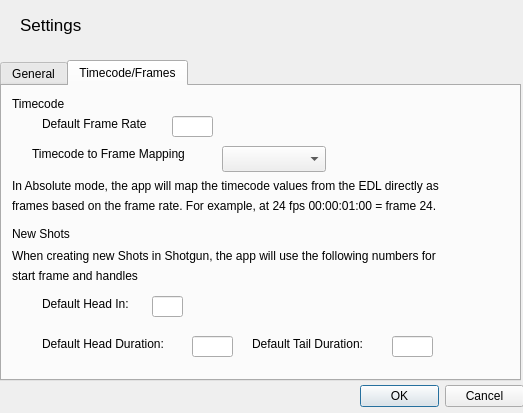
Before: the Qt Designer form resources/settings_dialog.ui in shotgunsoftware/tk-multi-importcut, drawn with Qt 5.
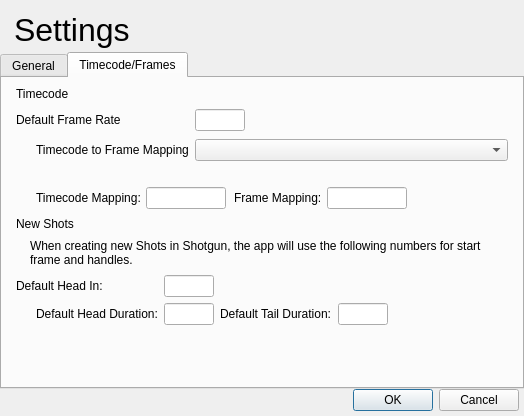
After: the same form once the commit is applied. The open tabs and pages were chosen to show the change.

Commit message: For #34998, finished laying out settings dialog ui and replaced all yml calls in code to user settings. Some gui work still needed on main app (gear dialog), styling, font change. Should probs make another ticket for that.

The edit to the form file:
```diff
--- a/resources/settings_dialog.ui
+++ b/resources/settings_dialog.ui
@@ -6,25 +6,45 @@
    <rect>
     <x>0</x>
     <y>0</y>
-    <width>523</width>
-    <height>413</height>
+    <width>524</width>
+    <height>416</height>
    </rect>
   </property>
   <property name="windowTitle">
    <string>Dialog</string>
   </property>
+  <layout class="QVBoxLayout" name="verticalLayout_2">
+   <property name="spacing">
+    <number>0</number>
+   </property>
+   <property name="leftMargin">
+    <number>0</number>
+   </property>
+   <property name="topMargin">
+    <number>0</number>
+   </property>
+   <property name="rightMargin">
+    <number>0</number>
+   </property>
+   <property name="bottomMargin">
+    <number>0</number>
+   </property>
+   <item>
+    <layout class="QVBoxLayout" name="verticalLayout_7">
+     <property name="leftMargin">
+      <number>14</number>
+     </property>
+     <property name="topMargin">
+      <number>12</number>
+     </property>
+     <property name="bottomMargin">
+      <number>4</number>
+     </property>
+     <item>
   <widget class="QLabel" name="settings_label">
    <property name="enabled">
     <bool>true</bool>
    </property>
-   <property name="geometry">
-    <rect>
-     <x>20</x>
-     <y>10</y>
-     <width>101</width>
-     <height>29</height>
-    </rect>
-   </property>
    <property name="sizePolicy">
     <sizepolicy hsizetype="Preferred" vsizetype="Fixed">
      <horstretch>0</horstretch>
@@ -33,7 +53,8 @@
    </property>
    <property name="font">
     <font>
-     <pointsize>13</pointsize>
+         <family>Helvetica Neue</family>
+         <pointsize>24</pointsize>
      <weight>50</weight>
      <bold>false</bold>
     </font>
@@ -42,17 +63,25 @@
     <string>Settings</string>
    </property>
   </widget>
-  <widget class="QTabWidget" name="tabWidget">
-   <property name="geometry">
-    <rect>
-     <x>0</x>
-     <y>60</y>
-     <width>521</width>
-     <height>321</height>
-    </rect>
+     </item>
+    </layout>
+   </item>
+   <item>
+    <widget class="QTabWidget" name="general_timecode_frames_tab">
+     <property name="contextMenuPolicy">
+      <enum>Qt::PreventContextMenu</enum>
+     </property>
+     <property name="tabPosition">
+      <enum>QTabWidget::North</enum>
+     </property>
+     <property name="tabShape">
+      <enum>QTabWidget::Rounded</enum>
    </property>
    <property name="currentIndex">
-    <number>1</number>
+      <number>0</number>
+     </property>
+     <property name="tabsClosable">
+      <bool>false</bool>
    </property>
    <widget class="QWidget" name="tab">
     <attribute name="title">
@@ -309,210 +338,324 @@
     <attribute name="title">
      <string>Timecode/Frames</string>
     </attribute>
+      <layout class="QVBoxLayout" name="verticalLayout_4">
+       <property name="leftMargin">
+        <number>14</number>
+       </property>
+       <property name="rightMargin">
+        <number>14</number>
+       </property>
+       <property name="bottomMargin">
+        <number>0</number>
+       </property>
+       <item>
     <widget class="QLabel" name="timecode_label">
-     <property name="geometry">
-      <rect>
-       <x>10</x>
-       <y>10</y>
-       <width>71</width>
-       <height>16</height>
-      </rect>
-     </property>
      <property name="text">
       <string>Timecode</string>
      </property>
     </widget>
-    <widget class="QLabel" name="label_10">
-     <property name="geometry">
-      <rect>
-       <x>40</x>
-       <y>30</y>
-       <width>121</width>
-       <height>16</height>
-      </rect>
-     </property>
+       </item>
+       <item>
+        <layout class="QFormLayout" name="formLayout_2">
+         <property name="formAlignment">
+          <set>Qt::AlignLeading|Qt::AlignLeft|Qt::AlignTop</set>
+         </property>
+         <property name="verticalSpacing">
+          <number>8</number>
+         </property>
+         <property name="topMargin">
+          <number>2</number>
+         </property>
+         <item row="0" column="0">
+          <widget class="QLabel" name="default_frame_rate_label">
      <property name="text">
       <string>Default Frame Rate</string>
      </property>
     </widget>
-    <widget class="QLabel" name="label_11">
-     <property name="geometry">
-      <rect>
-       <x>30</x>
-       <y>60</y>
-       <width>181</width>
-       <height>16</height>
-      </rect>
-     </property>
+         </item>
+         <item row="0" column="1">
+          <widget class="QLineEdit" name="default_frame_rate_line_edit">
+           <property name="sizePolicy">
+            <sizepolicy hsizetype="Maximum" vsizetype="Fixed">
+             <horstretch>0</horstretch>
+             <verstretch>0</verstretch>
+            </sizepolicy>
+           </property>
+           <property name="maximumSize">
+            <size>
+             <width>50</width>
+             <height>16777215</height>
+            </size>
+           </property>
+          </widget>
+         </item>
+         <item row="1" column="0">
+          <widget class="QLabel" name="timecode_to_frame_mapping_label">
      <property name="text">
       <string>Timecode to Frame Mapping</string>
      </property>
-    </widget>
-    <widget class="QComboBox" name="timecode_to_frame_mapping_combo_box">
-     <property name="geometry">
-      <rect>
-       <x>220</x>
-       <y>60</y>
-       <width>104</width>
-       <height>26</height>
-      </rect>
-     </property>
-    </widget>
-    <widget class="QLabel" name="label_12">
-     <property name="geometry">
-      <rect>
-       <x>10</x>
-       <y>90</y>
-       <width>501</width>
-       <height>20</height>
-      </rect>
-     </property>
+           <property name="indent">
+            <number>20</number>
+           </property>
+          </widget>
+         </item>
+         <item row="1" column="1">
+          <widget class="QComboBox" name="timecode_to_frame_mapping_combo_box"/>
+         </item>
+        </layout>
+       </item>
+       <item>
+        <layout class="QVBoxLayout" name="verticalLayout_5">
+         <property name="spacing">
+          <number>0</number>
+         </property>
+         <property name="topMargin">
+          <number>1</number>
+         </property>
+         <property name="bottomMargin">
+          <number>0</number>
+         </property>
+         <item>
+          <widget class="QLabel" name="timecode_to_frame_mapping_instructions_label">
+           <property name="text">
+            <string/>
+           </property>
+           <property name="wordWrap">
+            <bool>true</bool>
+           </property>
+           <property name="indent">
+            <number>14</number>
+           </property>
+          </widget>
+         </item>
+         <item>
+          <layout class="QHBoxLayout" name="horizontalLayout_8">
+           <property name="spacing">
+            <number>5</number>
+           </property>
+           <property name="topMargin">
+            <number>5</number>
+           </property>
+           <item>
+            <widget class="QLabel" name="timecode_mapping_label">
      <property name="text">
-      <string>In Absolute mode, the app will map the timecode values from the EDL directly as</string>
-     </property>
-    </widget>
-    <widget class="QLabel" name="label_13">
-     <property name="geometry">
-      <rect>
-       <x>10</x>
-       <y>110</y>
-       <width>491</width>
-       <height>20</height>
-      </rect>
-     </property>
+              <string>Timecode Mapping:</string>
+             </property>
+             <property name="margin">
+              <number>0</number>
+             </property>
+             <property name="indent">
+              <number>20</number>
+             </property>
+            </widget>
+           </item>
+           <item>
+            <widget class="QLineEdit" name="timecode_mapping_line_edit">
+             <property name="sizePolicy">
+              <sizepolicy hsizetype="Maximum" vsizetype="Fixed">
+               <horstretch>0</horstretch>
+               <verstretch>0</verstretch>
+              </sizepolicy>
+             </property>
+             <property name="maximumSize">
+              <size>
+               <width>80</width>
+               <height>16777215</height>
+              </size>
+             </property>
+            </widget>
+           </item>
+           <item>
+            <widget class="QLabel" name="frame_mapping_label">
      <property name="text">
-      <string>frames based on the frame rate. For example, at 24 fps 00:00:01:00 = frame 24.</string>
-     </property>
-    </widget>
+              <string>Frame Mapping:</string>
+             </property>
+             <property name="indent">
+              <number>3</number>
+             </property>
+            </widget>
+           </item>
+           <item>
+            <widget class="QLineEdit" name="frame_mapping_line_edit">
+             <property name="sizePolicy">
+              <sizepolicy hsizetype="Maximum" vsizetype="Fixed">
+               <horstretch>0</horstretch>
+               <verstretch>0</verstretch>
+              </sizepolicy>
+             </property>
+             <property name="maximumSize">
+              <size>
+               <width>80</width>
+               <height>16777215</height>
+              </size>
+             </property>
+            </widget>
+           </item>
+           <item>
+            <spacer name="mapping_spacer">
+             <property name="orientation">
+              <enum>Qt::Horizontal</enum>
+             </property>
+             <property name="sizeHint" stdset="0">
+              <size>
+               <width>40</width>
+               <height>0</height>
+              </size>
+             </property>
+            </spacer>
+           </item>
+          </layout>
+         </item>
+        </layout>
+       </item>
+       <item>
+        <layout class="QVBoxLayout" name="verticalLayout_10">
+         <property name="topMargin">
+          <number>2</number>
+         </property>
+         <item>
     <widget class="QLabel" name="new_shots_label">
-     <property name="geometry">
-      <rect>
-       <x>10</x>
-       <y>140</y>
-       <width>71</width>
-       <height>16</height>
-      </rect>
-     </property>
      <property name="text">
       <string>New Shots</string>
      </property>
     </widget>
+         </item>
+        </layout>
+       </item>
+       <item>
+        <layout class="QVBoxLayout" name="verticalLayout_6">
+         <property name="spacing">
+          <number>0</number>
+         </property>
+         <property name="topMargin">
+          <number>2</number>
+         </property>
+         <property name="bottomMargin">
+          <number>2</number>
+         </property>
+         <item>
     <widget class="QLabel" name="label_15">
-     <property name="geometry">
-      <rect>
-       <x>10</x>
-       <y>160</y>
-       <width>501</width>
-       <height>20</height>
-      </rect>
-     </property>
      <property name="text">
-      <string>When creating new Shots in Shotgun, the app will use the following numbers for</string>
-     </property>
-    </widget>
-    <widget class="QLabel" name="label_16">
-     <property name="geometry">
-      <rect>
-       <x>10</x>
-       <y>180</y>
-       <width>501</width>
-       <height>20</height>
-      </rect>
-     </property>
-     <property name="text">
-      <string>start frame and handles</string>
-     </property>
-    </widget>
-    <widget class="QLabel" name="label_17">
-     <property name="geometry">
-      <rect>
-       <x>40</x>
-       <y>210</y>
-       <width>101</width>
-       <height>16</height>
-      </rect>
-     </property>
+            <string>When creating new Shots in Shotgun, the app will use the following numbers for start frame and handles.</string>
+           </property>
+           <property name="wordWrap">
+            <bool>true</bool>
+           </property>
+           <property name="indent">
+            <number>14</number>
+           </property>
+          </widget>
+         </item>
+        </layout>
+       </item>
+       <item>
+        <layout class="QFormLayout" name="formLayout_3">
+         <item row="0" column="0">
+          <widget class="QLabel" name="default_head_in_label">
      <property name="text">
       <string>Default Head In:</string>
      </property>
     </widget>
+         </item>
+         <item row="0" column="1">
     <widget class="QLineEdit" name="default_head_in_line_edit">
-     <property name="geometry">
-      <rect>
-       <x>150</x>
-       <y>210</y>
-       <width>31</width>
-       <height>21</height>
-      </rect>
-     </property>
-    </widget>
-    <widget class="QLabel" name="label_18">
-     <property name="geometry">
-      <rect>
-       <x>40</x>
-       <y>250</y>
-       <width>151</width>
-       <height>16</height>
-      </rect>
-     </property>
+           <property name="sizePolicy">
+            <sizepolicy hsizetype="Maximum" vsizetype="Fixed">
+             <horstretch>0</horstretch>
+             <verstretch>0</verstretch>
+            </sizepolicy>
+           </property>
+           <property name="maximumSize">
+            <size>
+             <width>50</width>
+             <height>16777215</height>
+            </size>
+           </property>
+          </widget>
+         </item>
+         <item row="1" column="0">
+          <widget class="QLabel" name="default_head_duration_label">
      <property name="text">
       <string>Default Head Duration:</string>
      </property>
-    </widget>
+           <property name="indent">
+            <number>20</number>
+           </property>
+          </widget>
+         </item>
+         <item row="1" column="1">
+          <layout class="QHBoxLayout" name="horizontalLayout_6">
+           <item>
     <widget class="QLineEdit" name="default_head_duration_line_edit">
-     <property name="geometry">
-      <rect>
-       <x>190</x>
-       <y>250</y>
-       <width>41</width>
-       <height>21</height>
-      </rect>
-     </property>
-    </widget>
-    <widget class="QLabel" name="label_19">
-     <property name="geometry">
-      <rect>
-       <x>250</x>
-       <y>250</y>
-       <width>131</width>
-       <height>16</height>
-      </rect>
-     </property>
+             <property name="maximumSize">
+              <size>
+               <width>50</width>
+               <height>16777215</height>
+              </size>
+             </property>
+            </widget>
+           </item>
+           <item>
+            <widget class="QLabel" name="default_tail_duration_label">
      <property name="text">
       <string>Default Tail Duration:</string>
      </property>
     </widget>
+           </item>
+           <item>
     <widget class="QLineEdit" name="default_tail_duration_line_edit">
-     <property name="geometry">
-      <rect>
-       <x>390</x>
-       <y>250</y>
-       <width>41</width>
-       <height>21</height>
-      </rect>
-     </property>
-    </widget>
-    <widget class="QLineEdit" name="default_frame_rate_line_edit">
-     <property name="geometry">
-      <rect>
-       <x>170</x>
-       <y>30</y>
-       <width>41</width>
-       <height>21</height>
-      </rect>
-     </property>
-    </widget>
-   </widget>
-  </widget>
+             <property name="maximumSize">
+              <size>
+               <width>50</width>
+               <height>16777215</height>
+              </size>
+             </property>
+            </widget>
+           </item>
+           <item>
+            <spacer name="horizontalSpacer_3">
+             <property name="orientation">
+              <enum>Qt::Horizontal</enum>
+             </property>
+             <property name="sizeHint" stdset="0">
+              <size>
+               <width>40</width>
+               <height>20</height>
+              </size>
+             </property>
+            </spacer>
+           </item>
+          </layout>
+         </item>
+        </layout>
+       </item>
+       <item>
+        <spacer name="verticalSpacer_2">
+         <property name="orientation">
+          <enum>Qt::Vertical</enum>
+         </property>
+         <property name="sizeHint" stdset="0">
+          <size>
+           <width>20</width>
+           <height>40</height>
+          </size>
+         </property>
+        </spacer>
+       </item>
+      </layout>
+     </widget>
+    </widget>
+   </item>
+   <item>
+    <layout class="QVBoxLayout" name="verticalLayout_9">
+     <property name="rightMargin">
+      <number>5</number>
+     </property>
+     <property name="bottomMargin">
+      <number>5</number>
+     </property>
+     <item>
   <widget class="QDialogButtonBox" name="save_settings_button_box">
-   <property name="geometry">
-    <rect>
-     <x>360</x>
-     <y>380</y>
-     <width>164</width>
-     <height>32</height>
-    </rect>
-   </property>
    <property name="layoutDirection">
     <enum>Qt::LeftToRight</enum>
    </property>
@@ -526,6 +669,10 @@
     <bool>false</bool>
    </property>
   </widget>
+     </item>
+    </layout>
+   </item>
+  </layout>
  </widget>
  <resources/>
  <connections/>
```
Left out of the diff: 402 changed lines with no effect on the pictures. Lines whose indentation alone changed are shown as unchanged. The commit also changes 19 other files.
